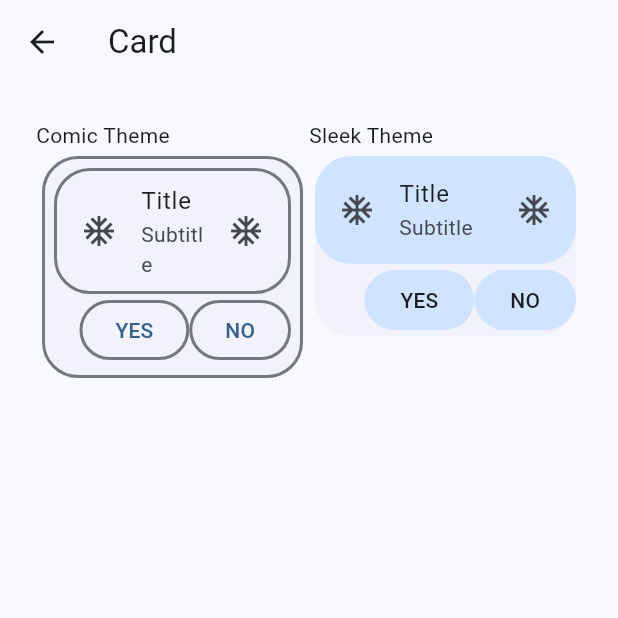
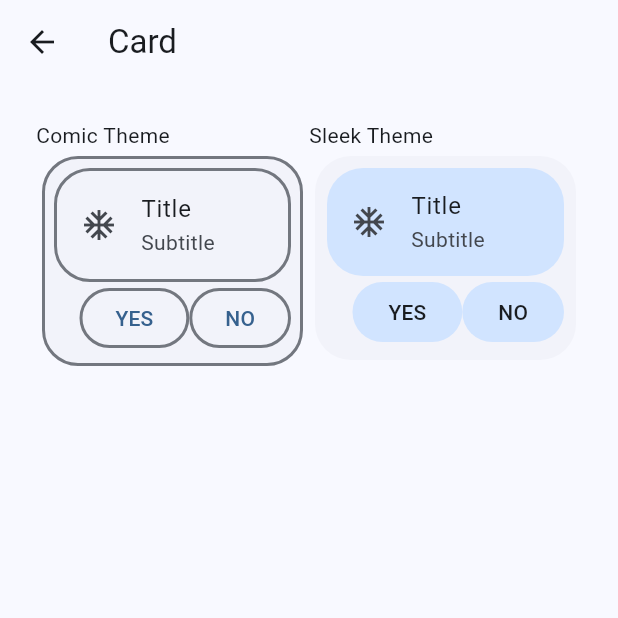
Before and after one commit to thruthesky/easy_design_system_backup_2024_09_24, a Flutter app: the CardScreen screen opened directly, on a phone screen of 412 x 824 dp, the top half of it. Run offline on Flutter 3.47's test engine with Material 3 defaults, Android fonts, the phone set to English and light mode, and no system bars; our stand-ins replace cached_network_image, rxdart, smooth_page_indicator; missing offline and left inert: loop_page_view, markdown_widget.

Commit message:
update card

```diff
--- a/example/lib/screens/card/card.screen.dart
+++ b/example/lib/screens/card/card.screen.dart
@@ -30,7 +30,10 @@ class CardScreen extends StatelessWidget {
             ),
             SleekTheme(
               child: Card(
-                child: CardChild(),
+                child: Padding(
+                  padding: EdgeInsets.all(8.0),
+                  child: CardChild(),
+                ),
               ),
             ),
           ])
@@ -53,7 +56,6 @@ class CardChild extends StatelessWidget {
           title: Text('Title'),
           subtitle: Text('Subtitle'),
           leading: Icon(Icons.ac_unit),
-          trailing: Icon(Icons.ac_unit),
         ),
         Row(
           children: [
```
